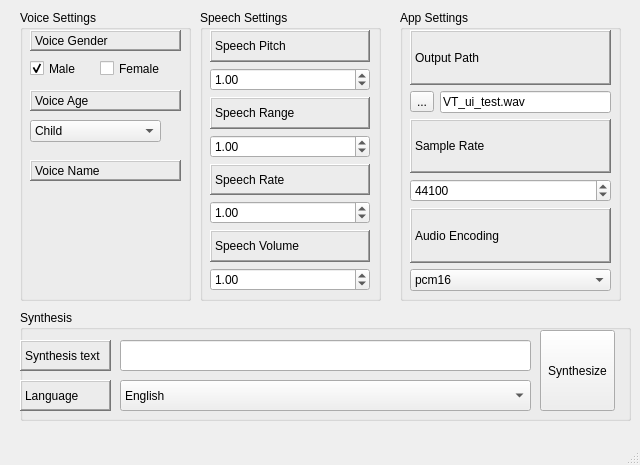
Old version of the form VT_ui.ui in the repository JacobeCode/Voice-Translator.
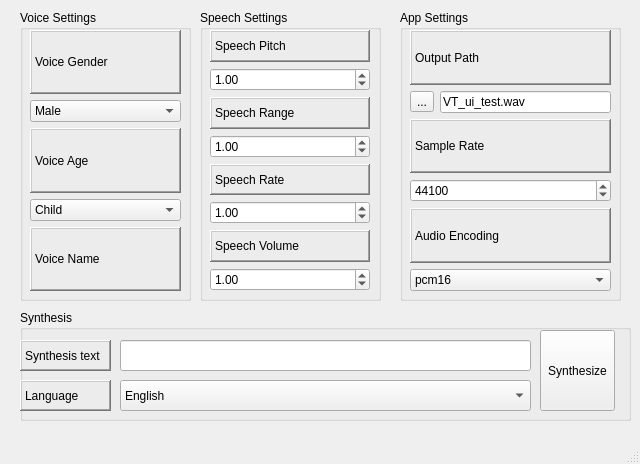
New version of the form.

Patch:
```diff
--- a/VT_ui.ui
+++ b/VT_ui.ui
@@ -10,7 +10,7 @@
     <x>0</x>
     <y>0</y>
     <width>640</width>
-    <height>465</height>
+    <height>464</height>
    </rect>
   </property>
   <property name="cursor">
@@ -47,119 +47,89 @@
     <property name="flat">
      <bool>true</bool>
     </property>
-    <widget class="QCheckBox" name="FemaleCheckBox">
-     <property name="geometry">
-      <rect>
-       <x>80</x>
-       <y>50</y>
-       <width>70</width>
-       <height>17</height>
-      </rect>
-     </property>
-     <property name="text">
-      <string>Female</string>
-     </property>
-     <property name="checked">
-      <bool>false</bool>
-     </property>
-    </widget>
-    <widget class="QCheckBox" name="MaleCheckBox">
-     <property name="geometry">
-      <rect>
-       <x>10</x>
-       <y>50</y>
-       <width>70</width>
-       <height>17</height>
-      </rect>
-     </property>
-     <property name="text">
-      <string>Male</string>
-     </property>
-     <property name="checked">
-      <bool>true</bool>
-     </property>
-    </widget>
-    <widget class="QComboBox" name="AgeComboBox">
-     <property name="geometry">
-      <rect>
-       <x>10</x>
-       <y>110</y>
-       <width>131</width>
-       <height>22</height>
-      </rect>
-     </property>
-     <item>
-      <property name="text">
-       <string>Child</string>
-      </property>
-     </item>
-     <item>
-      <property name="text">
-       <string>Adult</string>
-      </property>
-     </item>
-     <item>
-      <property name="text">
-       <string>Senile</string>
-      </property>
-     </item>
-    </widget>
-    <widget class="QLabel" name="VoiceGender">
+    <widget class="QWidget" name="verticalLayoutWidget_3">
      <property name="geometry">
       <rect>
        <x>10</x>
        <y>20</y>
        <width>151</width>
-       <height>21</height>
+       <height>261</height>
       </rect>
      </property>
-     <property name="frameShape">
-      <enum>QFrame::WinPanel</enum>
-     </property>
-     <property name="frameShadow">
-      <enum>QFrame::Raised</enum>
-     </property>
-     <property name="text">
-      <string>Voice Gender</string>
-     </property>
-    </widget>
-    <widget class="QLabel" name="VoiceAge">
-     <property name="geometry">
-      <rect>
-       <x>10</x>
-       <y>80</y>
-       <width>151</width>
-       <height>21</height>
-      </rect>
-     </property>
-     <property name="frameShape">
-      <enum>QFrame::WinPanel</enum>
-     </property>
-     <property name="frameShadow">
-      <enum>QFrame::Raised</enum>
-     </property>
-     <property name="text">
-      <string>Voice Age</string>
-     </property>
-    </widget>
-    <widget class="QLabel" name="VoiceName">
-     <property name="geometry">
-      <rect>
-       <x>10</x>
-       <y>150</y>
-       <width>151</width>
-       <height>21</height>
-      </rect>
-     </property>
-     <property name="frameShape">
-      <enum>QFrame::WinPanel</enum>
-     </property>
-     <property name="frameShadow">
-      <enum>QFrame::Raised</enum>
-     </property>
-     <property name="text">
-      <string>Voice Name</string>
-     </property>
+     <layout class="QVBoxLayout" name="verticalLayout">
+      <item>
+       <widget class="QLabel" name="VoiceGender">
+        <property name="frameShape">
+         <enum>QFrame::WinPanel</enum>
+        </property>
+        <property name="frameShadow">
+         <enum>QFrame::Raised</enum>
+        </property>
+        <property name="text">
+         <string>Voice Gender</string>
+        </property>
+       </widget>
+      </item>
+      <item>
+       <widget class="QComboBox" name="GenderComboBox">
+        <item>
+         <property name="text">
+          <string>Male</string>
+         </property>
+        </item>
+        <item>
+         <property name="text">
+          <string>Female</string>
+         </property>
+        </item>
+       </widget>
+      </item>
+      <item>
+       <widget class="QLabel" name="VoiceAge">
+        <property name="frameShape">
+         <enum>QFrame::WinPanel</enum>
+        </property>
+        <property name="frameShadow">
+         <enum>QFrame::Raised</enum>
+        </property>
+        <property name="text">
+         <string>Voice Age</string>
+        </property>
+       </widget>
+      </item>
+      <item>
+       <widget class="QComboBox" name="AgeComboBox">
+        <item>
+         <property name="text">
+          <string>Child</string>
+         </property>
+        </item>
+        <item>
+         <property name="text">
+          <string>Adult</string>
+         </property>
+        </item>
+        <item>
+         <property name="text">
+          <string>Senile</string>
+         </property>
+        </item>
+       </widget>
+      </item>
+      <item>
+       <widget class="QLabel" name="VoiceName">
+        <property name="frameShape">
+         <enum>QFrame::WinPanel</enum>
+        </property>
+        <property name="frameShadow">
+         <enum>QFrame::Raised</enum>
+        </property>
+        <property name="text">
+         <string>Voice Name</string>
+        </property>
+       </widget>
+      </item>
+     </layout>
     </widget>
    </widget>
    <widget class="QGroupBox" name="SpeechSettings">
```
Left out of the diff: 173 changed lines with no effect on the pictures.
